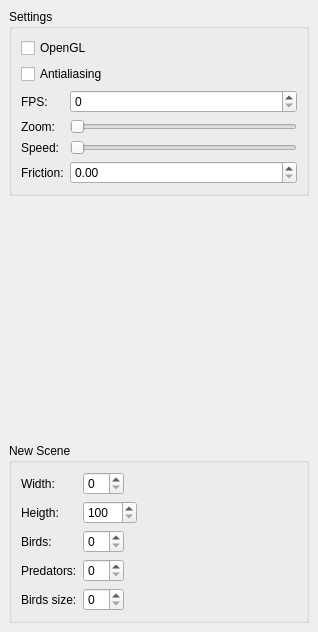
Before: the Qt Designer form settings.ui in fela/swarm-experiments, drawn with Qt 5.
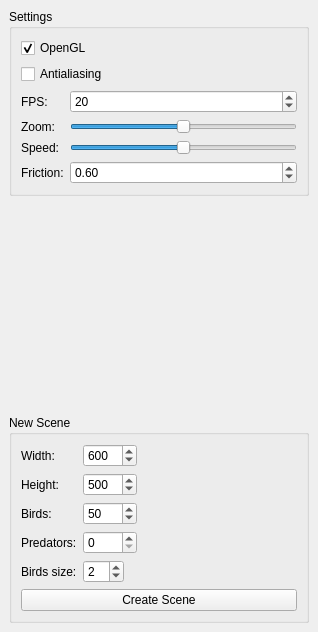
After: the same form once the commit is applied.

What changed in the file:
```diff
--- a/settings.ui
+++ b/settings.ui
@@ -38,6 +38,9 @@
          <property name="text">
           <string>OpenGL</string>
          </property>
+         <property name="checked">
+          <bool>true</bool>
+         </property>
         </widget>
        </item>
        <item>
@@ -60,7 +63,14 @@
           </widget>
          </item>
          <item row="0" column="1">
-          <widget class="QSpinBox" name="spinBox_6"/>
+          <widget class="QSpinBox" name="spinBox_6">
+           <property name="minimum">
+            <number>1</number>
+           </property>
+           <property name="value">
+            <number>20</number>
+           </property>
+          </widget>
          </item>
          <item row="1" column="0">
           <widget class="QLabel" name="label_6">
@@ -74,6 +84,15 @@
          </item>
          <item row="1" column="1">
           <widget class="QSlider" name="horizontalSlider">
+           <property name="minimum">
+            <number>-10</number>
+           </property>
+           <property name="maximum">
+            <number>10</number>
+           </property>
+           <property name="pageStep">
+            <number>3</number>
+           </property>
            <property name="orientation">
             <enum>Qt::Horizontal</enum>
            </property>
@@ -91,6 +110,15 @@
          </item>
          <item row="2" column="1">
           <widget class="QSlider" name="horizontalSlider_2">
+           <property name="minimum">
+            <number>-5</number>
+           </property>
+           <property name="maximum">
+            <number>5</number>
+           </property>
+           <property name="pageStep">
+            <number>2</number>
+           </property>
            <property name="orientation">
             <enum>Qt::Horizontal</enum>
            </property>
@@ -114,6 +142,9 @@
            <property name="singleStep">
             <double>0.100000000000000</double>
            </property>
+           <property name="value">
+            <double>0.600000000000000</double>
+           </property>
           </widget>
          </item>
         </layout>
@@ -158,12 +189,25 @@
         </widget>
        </item>
        <item row="0" column="1">
-        <widget class="QSpinBox" name="spinBox"/>
+        <widget class="QSpinBox" name="widthBox">
+         <property name="minimum">
+          <number>1</number>
+         </property>
+         <property name="maximum">
+          <number>9999</number>
+         </property>
+         <property name="singleStep">
+          <number>50</number>
+         </property>
+         <property name="value">
+          <number>600</number>
+         </property>
+        </widget>
        </item>
        <item row="1" column="0">
         <widget class="QLabel" name="label_2">
          <property name="text">
-          <string>Heigth:</string>
+          <string>Height:</string>
          </property>
          <property name="buddy">
           <cstring>spinBox_2</cstring>
@@ -173,10 +217,13 @@
        <item row="1" column="1">
         <widget class="QSpinBox" name="spinBox_2">
          <property name="minimum">
-          <number>100</number>
+          <number>1</number>
          </property>
          <property name="maximum">
-          <number>5000</number>
+          <number>9999</number>
+         </property>
+         <property name="value">
+          <number>500</number>
          </property>
         </widget>
        </item>
@@ -191,7 +238,17 @@
         </widget>
        </item>
        <item row="2" column="1">
-        <widget class="QSpinBox" name="spinBox_3"/>
+        <widget class="QSpinBox" name="birdsBox">
+         <property name="maximum">
+          <number>9999</number>
+         </property>
+         <property name="singleStep">
+          <number>25</number>
+         </property>
+         <property name="value">
+          <number>50</number>
+         </property>
+        </widget>
        </item>
        <item row="3" column="0">
         <widget class="QLabel" name="label_4">
@@ -204,7 +261,11 @@
         </widget>
        </item>
        <item row="3" column="1">
-        <widget class="QSpinBox" name="spinBox_4"/>
+        <widget class="QSpinBox" name="predatorsBox">
+         <property name="maximum">
+          <number>9999</number>
+         </property>
+        </widget>
        </item>
        <item row="4" column="0">
         <widget class="QLabel" name="label_5">
@@ -217,7 +278,21 @@
         </widget>
        </item>
        <item row="4" column="1">
-        <widget class="QSpinBox" name="spinBox_5"/>
+        <widget class="QSpinBox" name="birdSizeBox">
+         <property name="minimum">
+          <number>1</number>
+         </property>
+         <property name="value">
+          <number>2</number>
+         </property>
+        </widget>
+       </item>
+       <item row="5" column="0" colspan="2">
+        <widget class="QPushButton" name="createSceneButton">
+         <property name="text">
+          <string>Create Scene</string>
+         </property>
+        </widget>
        </item>
       </layout>
      </widget>
```
Left out of the diff: 13 changed lines with no effect on the pictures.
